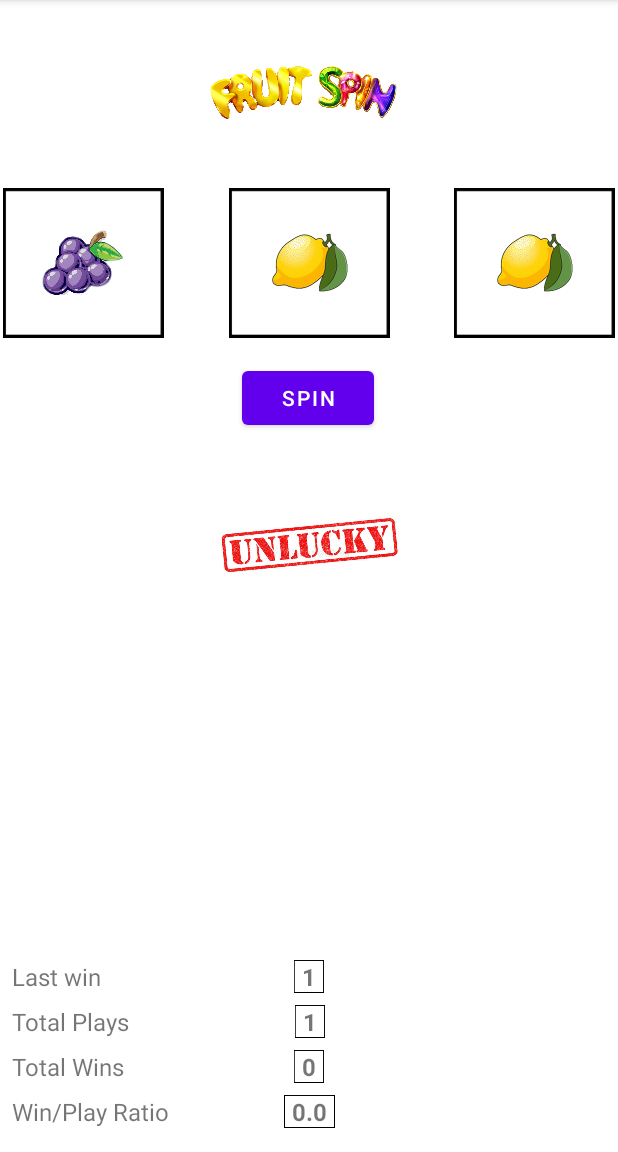
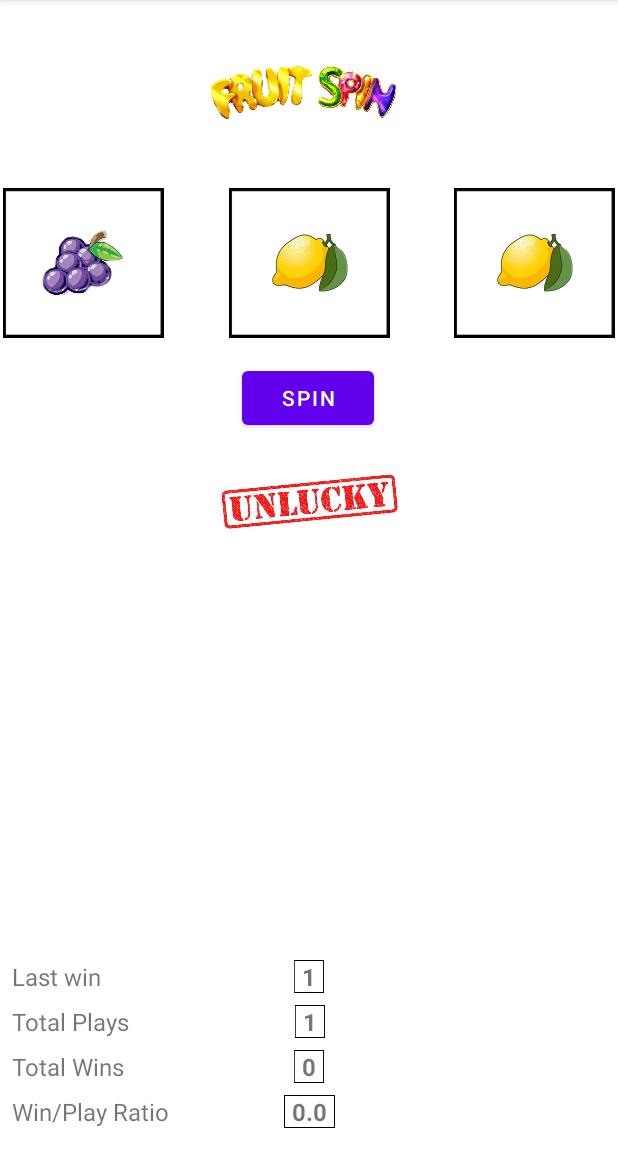
Before and after one commit to SeanMcAvoy/SlotMachine, an Android app: the screen it shows after launch (MainActivity), after a tap on "SPIN", on a phone screen of 412 x 824 dp, the part 84-1236 px from its top. Run offline under Robolectric (Android 15) with nearby library versions, the phone set to English and light mode, and no system bars.

Commit message:
UI layout changed

```diff
--- a/app/src/main/res/layout/activity_main.xml
+++ b/app/src/main/res/layout/activity_main.xml
@@ -175,11 +175,10 @@
     <ImageView
         android:id="@+id/imageOfResult"
         android:layout_width="120dp"
-        android:layout_height="100dp"
-        android:layout_marginTop="24dp"
+        android:layout_height="90dp"
         app:layout_constraintEnd_toEndOf="parent"
         app:layout_constraintStart_toStartOf="parent"
         app:layout_constraintTop_toBottomOf="@+id/button"
-        tools:srcCompat="@tools:sample/avatars" />
+        tools:srcCompat="@drawable/winner" />
 
 </androidx.constraintlayout.widget.ConstraintLayout>
```
